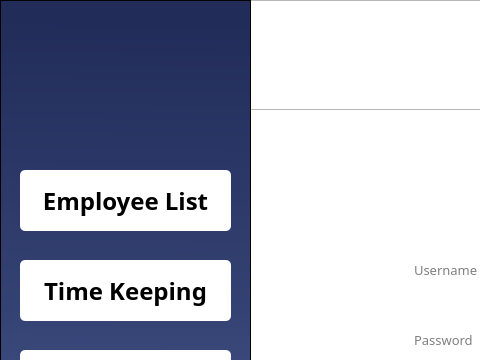
The window that MainFrame/Resources/UI/Main.ui (Maze711/systemPayroll) describes before a commit, drawn with Qt 5; both pictures show x 0 to 480 and y 0 to 360 of the 800 by 600 pixel window.
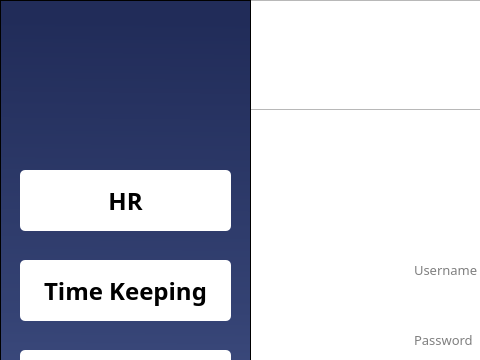
The same window after the commit. Icons and pictures are not drawn.

Commit message: Implement a comboBox for Status and rename EmpList to HR

Patch:
```diff
--- a/MainFrame/Resources/UI/Main.ui
+++ b/MainFrame/Resources/UI/Main.ui
@@ -218,7 +218,7 @@
       <string notr="true"/>
      </property>
      <property name="text">
-      <string>Employee List</string>
+      <string>HR</string>
      </property>
      <property name="iconSize">
       <size>
```
The commit also changes 3 other files.
